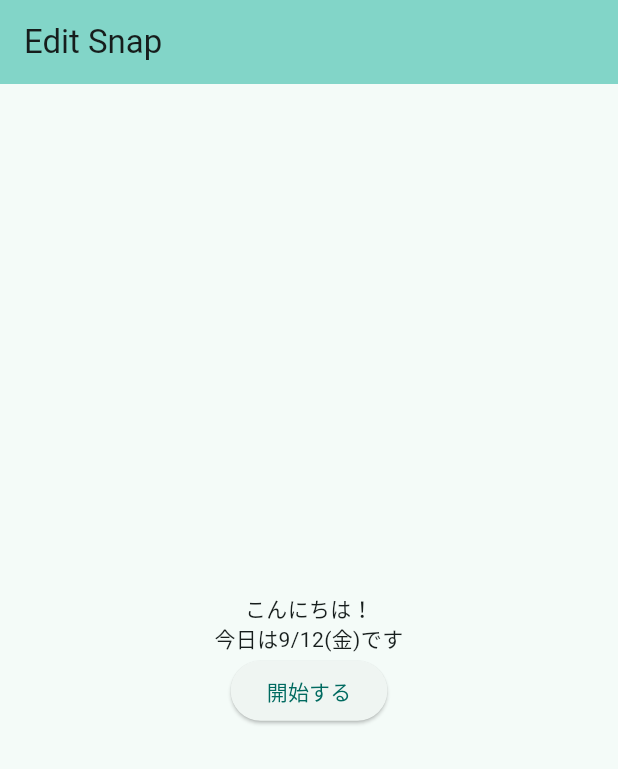
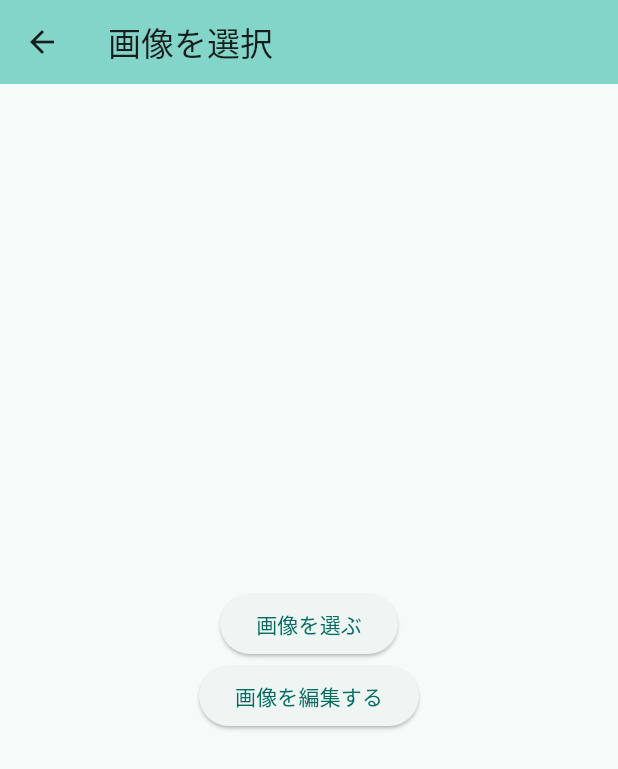
Before and after one commit to kmiono/edit_snap, a Flutter app: the screen it shows after launch, after a tap on "開始する", on a phone screen of 412 x 824 dp. Shown: the top 769 px of the screen. Run offline on Flutter 3.47's test engine with Material 3 defaults, Android fonts, the phone set to English and light mode, and no system bars.

Commit message:
メッセージ追加

```diff
--- /dev/null
+++ b/lib/image_select_screen.dart
@@ -0,0 +1,31 @@
+import "package:flutter/material.dart";
+import 'package:edit_snap/l10n/app_localizations.dart';
+
+class ImageSelectScreen extends StatefulWidget {
+  const ImageSelectScreen({super.key});
+
+  @override
+  State<ImageSelectScreen> createState() => _ImageSelectScreenState();
+}
+
+class _ImageSelectScreenState extends State<ImageSelectScreen> {
+  @override
+  Widget build(BuildContext context) {
+    final l10n = L10n.of(context);
+    return Scaffold(
+      appBar: AppBar(
+        backgroundColor: Theme.of(context).colorScheme.inversePrimary,
+        title: Text(l10n.imageSelectScreenTitle),
+      ),
+      body: Center(
+        child: Column(
+          mainAxisAlignment: MainAxisAlignment.center,
+          children: [
+            ElevatedButton(onPressed: () {}, child: Text(l10n.imageSelect)),
+            ElevatedButton(onPressed: () {}, child: Text(l10n.imageEdit)),
+          ],
+        ),
+      ),
+    );
+  }
+}
--- a/lib/l10n/app_ja.arb
+++ b/lib/l10n/app_ja.arb
@@ -9,5 +9,8 @@
             }
         }
     },
-    "start":"開始する"
+    "start":"開始する",
+    "imageSelectScreenTitle":"画像を選択",
+    "imageSelect":"画像を選ぶ",
+    "imageEdit":"画像を編集する"
 }
--- a/lib/l10n/app_localizations.dart
+++ b/lib/l10n/app_localizations.dart
@@ -110,6 +110,24 @@ abstract class L10n {
   /// In ja, this message translates to:
   /// **'開始する'**
   String get start;
+
+  /// No description provided for @imageSelectScreenTitle.
+  ///
+  /// In ja, this message translates to:
+  /// **'画像を選択'**
+  String get imageSelectScreenTitle;
+
+  /// No description provided for @imageSelect.
+  ///
+  /// In ja, this message translates to:
+  /// **'画像を選ぶ'**
+  String get imageSelect;
+
+  /// No description provided for @imageEdit.
+  ///
+  /// In ja, this message translates to:
+  /// **'画像を編集する'**
+  String get imageEdit;
 }
 
 class _L10nDelegate extends LocalizationsDelegate<L10n> {
--- a/lib/l10n/app_localizations_ja.dart
+++ b/lib/l10n/app_localizations_ja.dart
@@ -21,4 +21,13 @@ class L10nJa extends L10n {
 
   @override
   String get start => '開始する';
+
+  @override
+  String get imageSelectScreenTitle => '画像を選択';
+
+  @override
+  String get imageSelect => '画像を選ぶ';
+
+  @override
+  String get imageEdit => '画像を編集する';
 }
--- a/lib/start_screen.dart
+++ b/lib/start_screen.dart
@@ -1,3 +1,4 @@
+import 'package:edit_snap/image_select_screen.dart';
 import 'package:edit_snap/l10n/app_localizations.dart';
 import 'package:flutter/material.dart';
 
@@ -20,7 +21,16 @@ class StartScreen extends StatelessWidget {
               l10n.helloWorldOn(DateTime.now()),
               textAlign: TextAlign.center,
             ),
-            ElevatedButton(child: Text(l10n.start), onPressed: () {}),
+            ElevatedButton(
+              child: Text(l10n.start),
+              onPressed: () {
+                Navigator.of(context).push(
+                  MaterialPageRoute(
+                    builder: (context) => const ImageSelectScreen(),
+                  ),
+                );
+              },
+            ),
           ],
         ),
       ),
```
